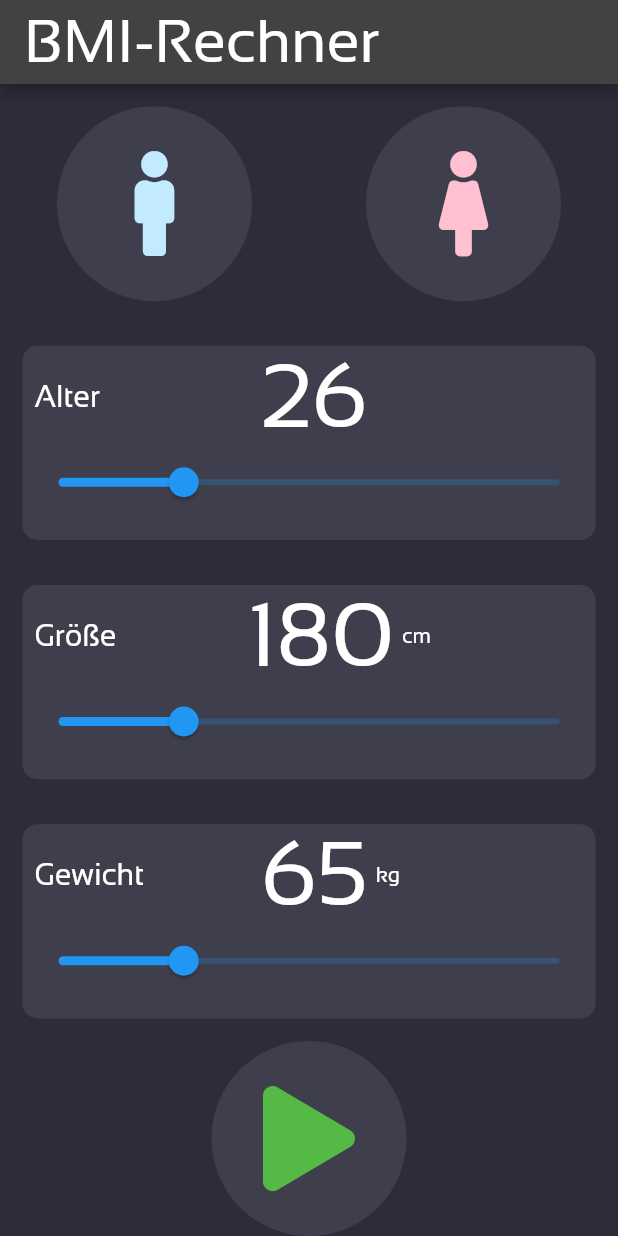
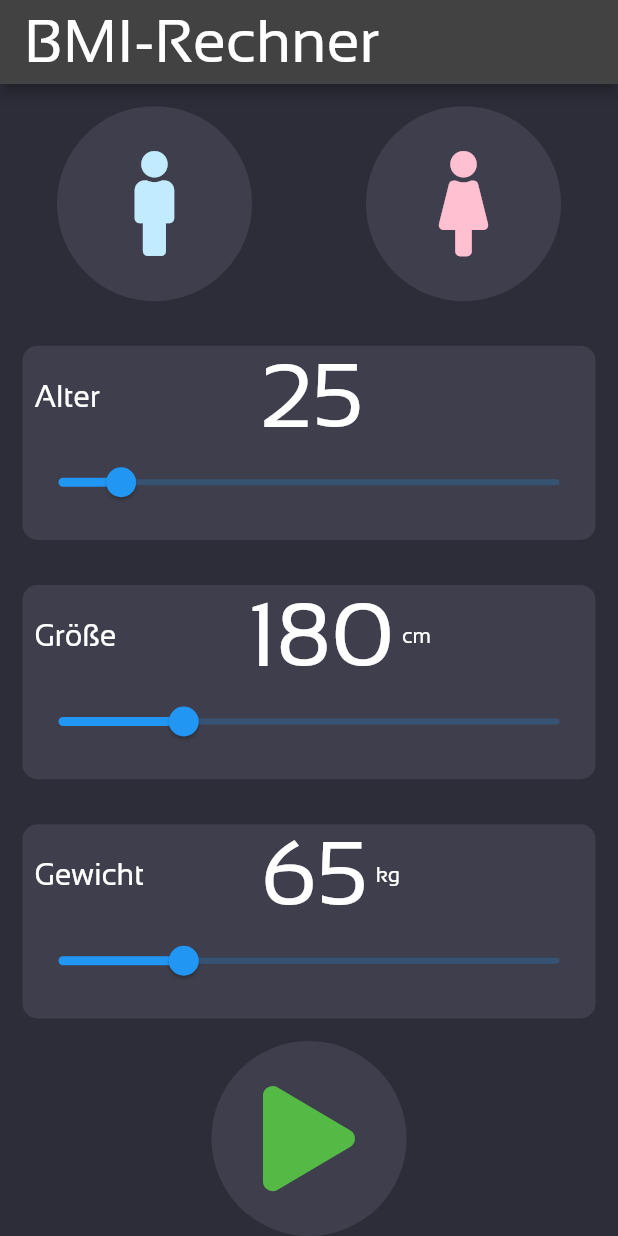
Before and after one commit to samuelru3/BMI_Calculator, a Flutter app: the screen it shows after launch, on a phone screen of 412 x 824 dp. Run offline on Flutter 3.47's test engine with Material 2 defaults, Android fonts, the phone set to English and light mode, and no system bars; our stand-ins replace font_awesome_flutter.

Commit message:
Butten unten und alter verändern funktionieren

```diff
--- a/lib/ui_windows/input_window.dart
+++ b/lib/ui_windows/input_window.dart
@@ -11,6 +11,8 @@ class InputWindow extends StatefulWidget {
 }
 
 class _InputWindowState extends State<InputWindow> {
+  int age = 25;
+
   @override
   Widget build(BuildContext context) {
     return Scaffold(
@@ -69,7 +71,7 @@ class _InputWindowState extends State<InputWindow> {
                             width: 100,
                           ),
                           Text(
-                            '26',
+                            age.toString(),
                             style: kValueTextStyle,
                           ),
                           SizedBox(
@@ -79,10 +81,14 @@ class _InputWindowState extends State<InputWindow> {
                         ],
                       ),
                       Slider(
-                        value: 50,
+                        value: age.toDouble(),
                         min: 0,
                         max: 200,
-                        onChanged: (x) {},
+                        onChanged: (double newValue) {
+                          setState(() {
+                            age = newValue.round();
+                          });
+                        },
                       ),
                     ],
                   ),
@@ -198,22 +204,6 @@ class _InputWindowState extends State<InputWindow> {
                 );
               },
             ),
-            /*RoundButtonWidget(
-              color: Color(0xFF3E3E4C),
-              content: Icon(
-                FontAwesomeIcons.play,
-                size: 70,
-                color: Color(0xFF55B945),
-              ),
-              isTapped: () {
-                Navigator.push(
-                  context,
-                  MaterialPageRoute(
-                    builder: (context) => ResultWindow(),
-                  ),
-                );
-              },
-            ),*/
           ],
         ),
       ),
```
